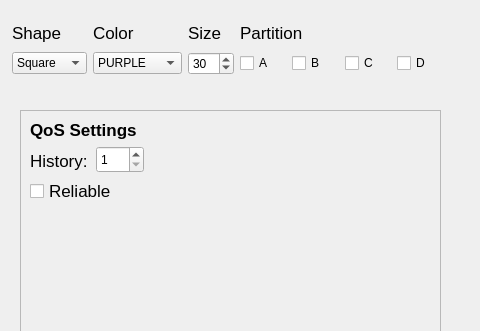
First picture: the form in utils/ShapesDemo/forms/publishdialog.ui, repository eProsima/Fast-DDS, before the edit; both pictures show x 0 to 480 and y 0 to 331 of the 652 by 456 pixel window.
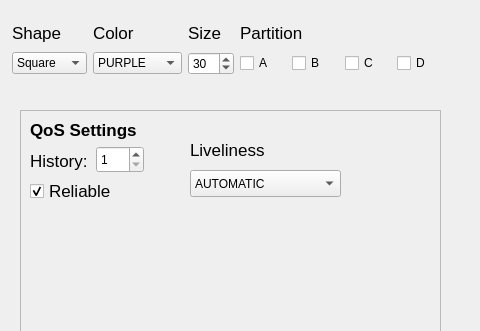
Second picture: the form after the edit.

Commit message: Liveliness button

```diff
--- a/utils/ShapesDemo/forms/publishdialog.ui
+++ b/utils/ShapesDemo/forms/publishdialog.ui
@@ -124,9 +124,58 @@
     <property name="text">
      <string>Reliable</string>
     </property>
+    <property name="checked">
+     <bool>true</bool>
+    </property>
+   </widget>
+   <widget class="QComboBox" name="comboBox">
+    <property name="geometry">
+     <rect>
+      <x>170</x>
+      <y>60</y>
+      <width>151</width>
+      <height>27</height>
+     </rect>
+    </property>
+    <item>
+     <property name="text">
+      <string>AUTOMATIC</string>
+     </property>
+    </item>
+    <item>
+     <property name="text">
+      <string>MANUAL_BY_PARTICIPANT</string>
+     </property>
+    </item>
+    <item>
+     <property name="text">
+      <string>MANUAL_BY_TOPIC</string>
+     </property>
+    </item>
+   </widget>
+   <widget class="QLabel" name="label_7">
+    <property name="geometry">
+     <rect>
+      <x>170</x>
+      <y>30</y>
+      <width>99</width>
+      <height>20</height>
+     </rect>
+    </property>
+    <property name="font">
+     <font>
+      <pointsize>13</pointsize>
+     </font>
+    </property>
+    <property name="text">
+     <string>Liveliness</string>
+    </property>
+    <property name="textFormat">
+     <enum>Qt::AutoText</enum>
+    </property>
    </widget>
   </widget>
-  <widget class="QWidget" name="">
+  <widget class="QWidget" name="layoutWidget">
    <property name="geometry">
     <rect>
      <x>12</x>
```
The commit also changes 3 other files.
